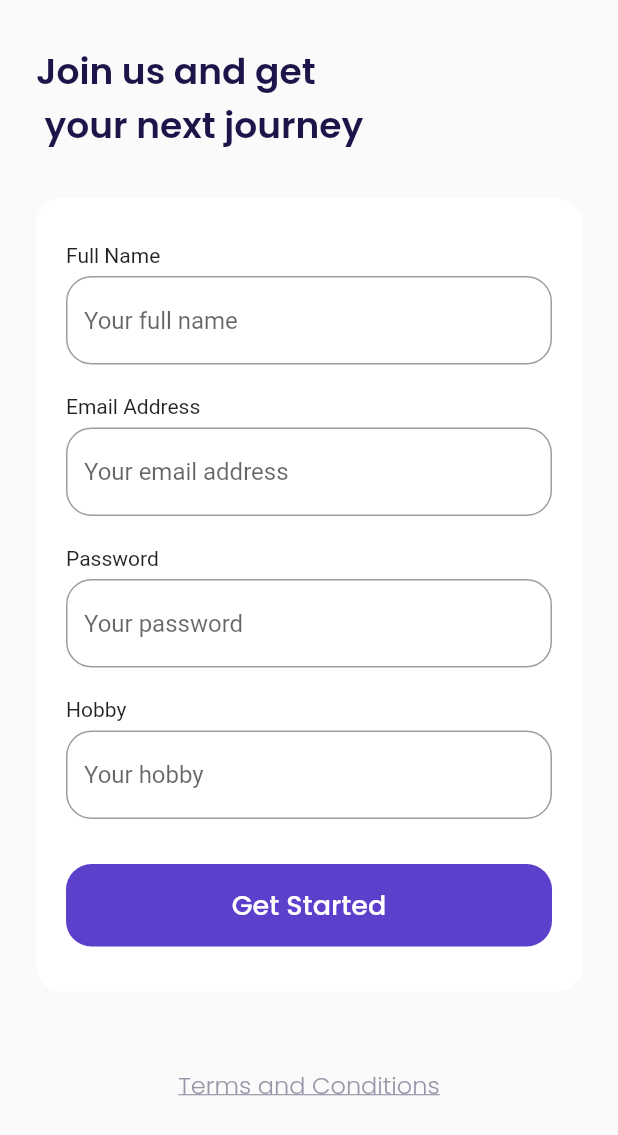
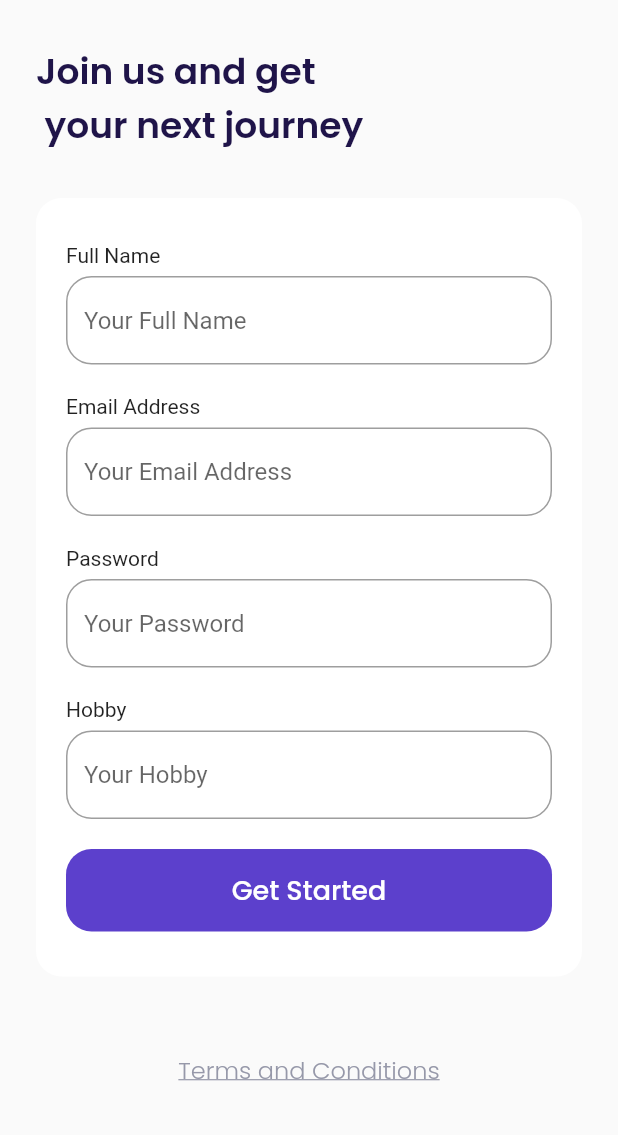
Before and after one commit to magerngoding/Travel-apps, a Flutter app: the screen it shows after launch, after a tap on "Get Started", on a phone screen of 412 x 824 dp. Shown: the top 1135 px of the screen. Run offline on Flutter 3.47's test engine with Material 2 defaults, Android fonts, the phone set to English and light mode, and no system bars; our stand-ins replace google_fonts.

Commit message:
two commit

```diff
--- a/lib/main.dart
+++ b/lib/main.dart
@@ -1,6 +1,7 @@
 import 'package:flutter/material.dart';
 import 'package:travel_apps/ui/pages/bonus_page.dart';
 import 'package:travel_apps/ui/pages/get_started_page.dart';
+import 'package:travel_apps/ui/pages/main_page.dart';
 import 'package:travel_apps/ui/pages/sign_up_page.dart';
 import 'package:travel_apps/ui/pages/splash_page.dart';
 
@@ -20,6 +21,7 @@ class MyApp extends StatelessWidget {
         '/get-started': (context) => GetStartedPage(),
         '/sign-up': (context) => SignUpPage(),
         '/bonus': (context) => BonusPage(),
+        '/main': (context) => MainPage(),
       },
     );
   }
--- a/lib/ui/pages/get_started_page.dart
+++ b/lib/ui/pages/get_started_page.dart
@@ -2,6 +2,7 @@
 
 import 'package:flutter/material.dart';
 import 'package:travel_apps/shared/theme.dart';
+import 'package:travel_apps/ui/pages/widget/custom_button.dart';
 
 class GetStartedPage extends StatelessWidget {
   const GetStartedPage({super.key});
@@ -41,27 +42,14 @@ class GetStartedPage extends StatelessWidget {
                   ),
                   textAlign: TextAlign.center,
                 ),
-                Container(
+                CustomeButton(
+                  title: 'Get Started',
                   width: 220,
-                  height: 55,
                   margin: EdgeInsets.only(top: 50, bottom: 80),
-                  child: TextButton(
-                      style: TextButton.styleFrom(
-                          backgroundColor: kPurpleColor,
-                          shape: RoundedRectangleBorder(
-                            borderRadius: BorderRadius.circular(defaultRadius),
-                          )),
-                      onPressed: () {
-                        Navigator.pushNamed(context, '/sign-up');
-                      },
-                      child: Text(
-                        'Get Started',
-                        style: whiteTextStyle.copyWith(
-                          fontSize: 18,
-                          fontWeight: medium,
-                        ),
-                      )),
-                )
+                  onPressed: () {
+                    Navigator.pushNamed(context, '/sign-up');
+                  },
+                ),
               ],
             ),
           )
--- a/lib/ui/pages/sign_up_page.dart
+++ b/lib/ui/pages/sign_up_page.dart
@@ -2,6 +2,8 @@
 
 import 'package:flutter/material.dart';
 import 'package:travel_apps/shared/theme.dart';
+import 'package:travel_apps/ui/pages/widget/custom_button.dart';
+import 'package:travel_apps/ui/pages/widget/custome_text_form_field.dart';
 
 class SignUpPage extends StatelessWidget {
   const SignUpPage({super.key});
@@ -23,156 +25,38 @@ class SignUpPage extends StatelessWidget {
 
     Widget inputSection() {
       Widget nameInput() {
-        return Container(
-          margin: EdgeInsets.only(bottom: 20),
-          child: Column(
-            crossAxisAlignment: CrossAxisAlignment.start,
-            children: [
-              Text('Full Name'),
-              SizedBox(
-                height: 6,
-              ),
-              TextFormField(
-                cursorColor: kBlackColor,
-                decoration: InputDecoration(
-                  hintText: 'Your full name',
-                  border: OutlineInputBorder(
-                    borderRadius: BorderRadius.circular(defaultRadius),
-                  ),
-                  focusedBorder: OutlineInputBorder(
-                    borderRadius: BorderRadius.circular(
-                      defaultRadius,
-                    ),
-                    borderSide: BorderSide(
-                      color: kPurpleColor,
-                    ),
-                  ),
-                ),
-              ),
-            ],
-          ),
-        );
+        return CustomeTextFormField(
+            title: 'Full Name', hintText: 'Your Full Name');
       }
 
       Widget emailInput() {
-        return Container(
-          margin: EdgeInsets.only(bottom: 20),
-          child: Column(
-            crossAxisAlignment: CrossAxisAlignment.start,
-            children: [
-              Text('Email Address'),
-              SizedBox(
-                height: 6,
-              ),
-              TextFormField(
-                cursorColor: kBlackColor,
-                decoration: InputDecoration(
-                  hintText: 'Your email address',
-                  border: OutlineInputBorder(
-                    borderRadius: BorderRadius.circular(defaultRadius),
-                  ),
-                  focusedBorder: OutlineInputBorder(
-                    borderRadius: BorderRadius.circular(
-                      defaultRadius,
-                    ),
-                    borderSide: BorderSide(
-                      color: kPurpleColor,
-                    ),
-                  ),
-                ),
-              ),
-            ],
-          ),
+        return CustomeTextFormField(
+          title: 'Email Address',
+          hintText: 'Your Email Address',
         );
       }
 
       Widget passwordInput() {
-        return Container(
-          margin: EdgeInsets.only(bottom: 20),
-          child: Column(
-            crossAxisAlignment: CrossAxisAlignment.start,
-            children: [
-              Text('Password'),
-              SizedBox(
-                height: 6,
-              ),
-              TextFormField(
-                obscureText: true,
-                cursorColor: kBlackColor,
-                decoration: InputDecoration(
-                  hintText: 'Your password',
-                  border: OutlineInputBorder(
-                    borderRadius: BorderRadius.circular(defaultRadius),
-                  ),
-                  focusedBorder: OutlineInputBorder(
-                    borderRadius: BorderRadius.circular(
-                      defaultRadius,
-                    ),
-                    borderSide: BorderSide(
-                      color: kPurpleColor,
-                    ),
-                  ),
-                ),
-              ),
-            ],
-          ),
+        return CustomeTextFormField(
+          title: 'Password',
+          hintText: 'Your Password',
+          obscureText: true,
         );
       }
 
       Widget hobbyInput() {
-        return Container(
-          margin: EdgeInsets.only(bottom: 30),
-          child: Column(
-            crossAxisAlignment: CrossAxisAlignment.start,
-            children: [
-              Text('Hobby'),
-              SizedBox(
-                height: 6,
-              ),
-              TextFormField(
-                cursorColor: kBlackColor,
-                decoration: InputDecoration(
-                  hintText: 'Your hobby',
-                  border: OutlineInputBorder(
-                    borderRadius: BorderRadius.circular(defaultRadius),
-                  ),
-                  focusedBorder: OutlineInputBorder(
-                    borderRadius: BorderRadius.circular(
-                      defaultRadius,
-                    ),
-                    borderSide: BorderSide(
-                      color: kPurpleColor,
-                    ),
-                  ),
-                ),
-              ),
-            ],
-          ),
+        return CustomeTextFormField(
+          title: 'Hobby',
+          hintText: 'Your Hobby',
         );
       }
 
       Widget submitButton() {
-        return Container(
-          width: double.infinity,
-          height: 55,
-          child: TextButton(
-            onPressed: () {
-              Navigator.pushNamed(context, '/bonus');
-            },
-            style: TextButton.styleFrom(
-              backgroundColor: kPurpleColor,
-              shape: RoundedRectangleBorder(
-                borderRadius: BorderRadius.circular(defaultRadius),
-              ),
-            ),
-            child: Text(
-              'Get Started',
-              style: whiteTextStyle.copyWith(
-                fontSize: 18,
-                fontWeight: medium,
-              ),
-            ),
-          ),
+        return CustomeButton(
+          title: 'Get Started',
+          onPressed: () {
+            Navigator.pushNamed(context, '/bonus');
+          },
         );
       }
 
--- /dev/null
+++ b/lib/ui/pages/widget/custom_button.dart
@@ -0,0 +1,40 @@
+import 'package:flutter/material.dart';
+import 'package:travel_apps/shared/theme.dart';
+
+class CustomeButton extends StatelessWidget {
+  final String title;
+  final double width;
+  final Function() onPressed;
+  final EdgeInsets margin;
+
+  CustomeButton({
+    required this.title,
+    this.width = double.infinity,
+    required this.onPressed,
+    this.margin = EdgeInsets.zero,
+  });
+
+  @override
+  Widget build(BuildContext context) {
+    return Container(
+      width: width,
+      height: 55,
+      margin: margin,
+      child: TextButton(
+        style: TextButton.styleFrom(
+            backgroundColor: kPurpleColor,
+            shape: RoundedRectangleBorder(
+              borderRadius: BorderRadius.circular(defaultRadius),
+            )),
+        onPressed: onPressed,
+        child: Text(
+          'Get Started',
+          style: whiteTextStyle.copyWith(
+            fontSize: 18,
+            fontWeight: medium,
+          ),
+        ),
+      ),
+    );
+  }
+}
--- /dev/null
+++ b/lib/ui/pages/widget/custome_text_form_field.dart
@@ -0,0 +1,48 @@
+import 'package:flutter/material.dart';
+import 'package:travel_apps/shared/theme.dart';
+
+class CustomeTextFormField extends StatelessWidget {
+  final String title;
+  final String hintText;
+  final bool obscureText;
+
+  CustomeTextFormField({
+    required this.title,
+    required this.hintText,
+    this.obscureText = false,
+  });
+
+  @override
+  Widget build(BuildContext context) {
+    return Container(
+      margin: EdgeInsets.only(bottom: 20),
+      child: Column(
+        crossAxisAlignment: CrossAxisAlignment.start,
+        children: [
+          Text(title),
+          SizedBox(
+            height: 6,
+          ),
+          TextFormField(
+            cursorColor: kBlackColor,
+            obscureText: obscureText,
+            decoration: InputDecoration(
+              hintText: hintText,
+              border: OutlineInputBorder(
+                borderRadius: BorderRadius.circular(defaultRadius),
+              ),
+              focusedBorder: OutlineInputBorder(
+                borderRadius: BorderRadius.circular(
+                  defaultRadius,
+                ),
+                borderSide: BorderSide(
+                  color: kPurpleColor,
+                ),
+              ),
+            ),
+          ),
+        ],
+      ),
+    );
+  }
+}
```
Also changed, not shown: lib/ui/pages/bonus_page.dart (+6 -18 lines), lib/ui/pages/home_page.dart (added, +108 -0 lines), lib/ui/pages/main_page.dart (added, +62 -0 lines), lib/ui/pages/widget/custom_bottom_navigation.dart (added, +38 -0 lines), lib/ui/pages/widget/destination_card.dart (added, +105 -0 lines).
